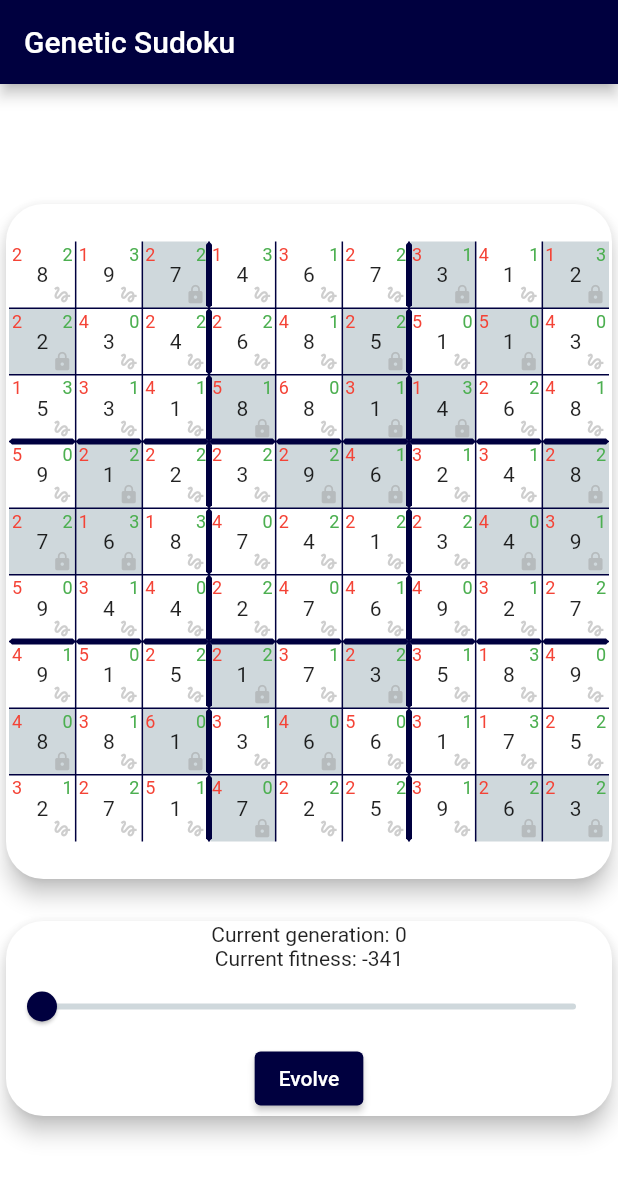
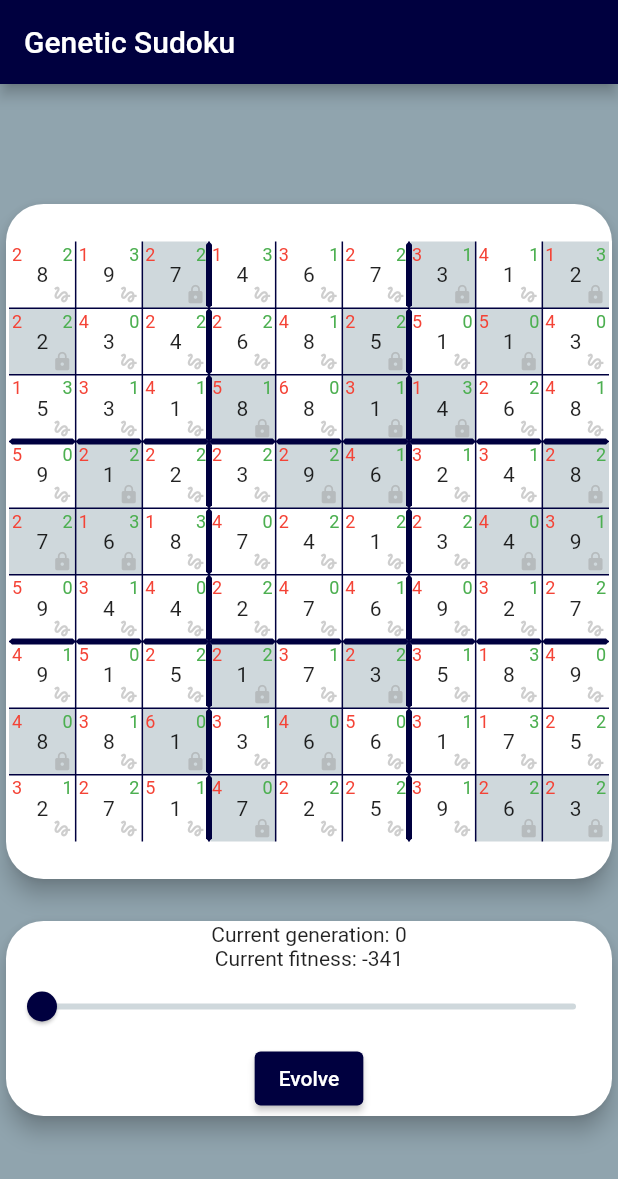
Before and after one commit to h80r-uft/IA-genetic-sudoku, a Flutter app: the screen it shows after launch, on a phone screen of 412 x 824 dp. Shown: the top 1179 px of the screen. Run offline on Flutter 3.47's test engine with Material 2 defaults, Android fonts, the phone set to English and light mode, and no system bars.

Commit message:
Set scaffold background color

```diff
--- a/lib/assets/shema_colors.dart
+++ b/lib/assets/shema_colors.dart
@@ -2,3 +2,4 @@ import 'package:flutter/material.dart';
 
 Color primaryColor = const Color(0xFF00003f);
 Color? secondaryColor = Colors.blueGrey[100];
+Color? scaffoldBackgroundColor = Colors.blueGrey[300];
--- a/lib/main.dart
+++ b/lib/main.dart
@@ -85,9 +85,9 @@ class _GeneticSudokuState extends State<GeneticSudoku> {
     return Scaffold(
       appBar: AppBar(
         title: const Text('Genetic Sudoku'),
-        backgroundColor: const Color(0xFF00003f),
+        backgroundColor: primaryColor,
       ),
-      backgroundColor: Colors.white,
+      backgroundColor: scaffoldBackgroundColor,
       body: Center(
         child: solution.generationsLog.isEmpty
             ? const CircularProgressIndicator()
@@ -131,6 +131,7 @@ class _GeneticSudokuState extends State<GeneticSudoku> {
                                 borderRadius: BorderRadius.circular(25)),
                             child: SizedBox(
                               height: 130,
+                              width: 950,
                               child: Column(
                                 mainAxisAlignment: MainAxisAlignment.center,
                                 children: [
```
